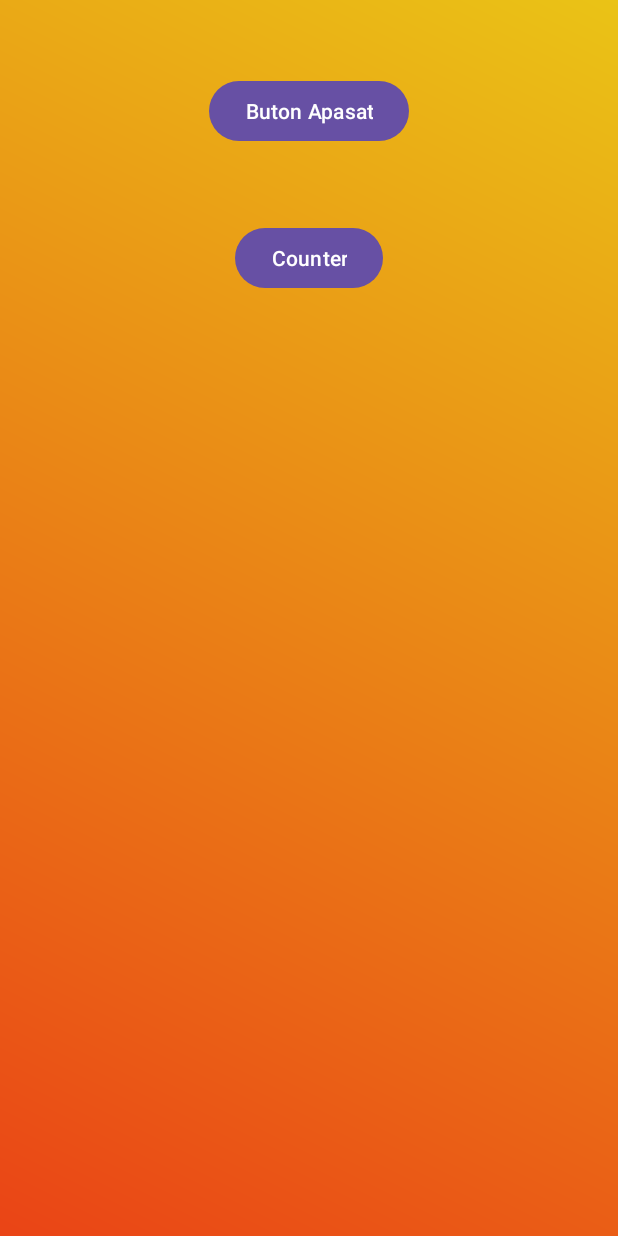
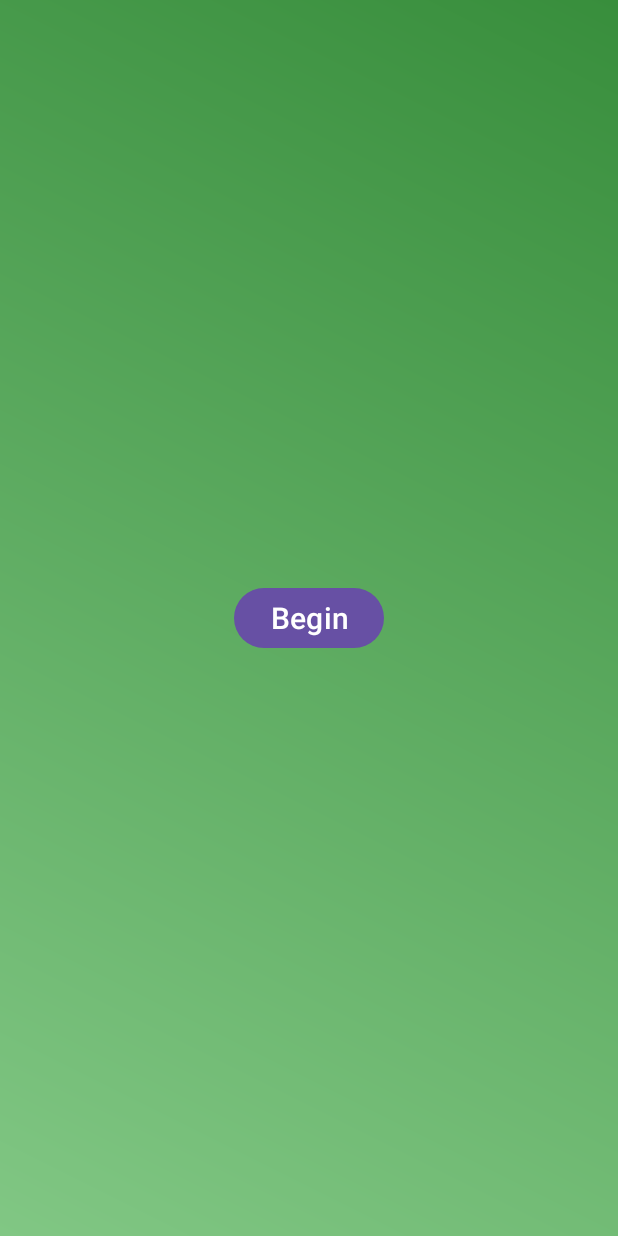
Before and after one commit to Marius-Suteu/MAD-UMFST-Grupa2-Suteu-Marius-Laborator1, an Android app: the screen it shows after launch (MainActivity), on a phone screen of 412 x 824 dp. Run offline under Robolectric (Android 15) with nearby library versions, the phone set to English and light mode, and no system bars.

Commit message:
Add files via upload

```diff
--- /dev/null
+++ b/src/main/java/com/example/activitiesapp/MainActivity.java
@@ -0,0 +1,22 @@
+package com.example.activitiesapp;
+
+import android.content.Intent;
+import android.os.Bundle;
+import android.view.View;
+
+import androidx.appcompat.app.AppCompatActivity;
+
+public class MainActivity extends AppCompatActivity {
+
+    @Override
+    protected void onCreate(Bundle savedInstanceState) {
+        super.onCreate(savedInstanceState);
+        setContentView(R.layout.activity_main);
+    }
+
+    public void openActivity1(View view) {
+        Intent intent = new Intent(this, Activity1.class);
+        startActivity(intent);
+    }
+
+}
--- /dev/null
+++ b/src/main/res/drawable/gradient_background.xml
@@ -0,0 +1,7 @@
+<?xml version="1.0" encoding="utf-8"?>
+<shape xmlns:android="http://schemas.android.com/apk/res/android">
+    <gradient
+        android:startColor="#81C784"
+        android:endColor="#388E3C"
+        android:angle="45" />
+</shape>
--- a/src/main/res/layout/activity_main.xml
+++ b/src/main/res/layout/activity_main.xml
@@ -1,35 +1,17 @@
+<?xml version="1.0" encoding="utf-8"?>
 <RelativeLayout xmlns:android="http://schemas.android.com/apk/res/android"
-    xmlns:tools="http://schemas.android.com/tools"
     android:layout_width="match_parent"
     android:layout_height="match_parent"
-    android:background="@drawable/background_color"
-    tools:context=".MainActivity">
+    android:background="@drawable/gradient_background">
 
     <Button
-        android:id="@+id/buttonMessage"
+        android:id="@+id/center_button"
         android:layout_width="wrap_content"
         android:layout_height="wrap_content"
-        android:layout_centerHorizontal="true"
-        android:layout_marginTop="50dp"
-        android:text="Buton Apasat" />
-
-    <Button
-        android:id="@+id/buttonCounter"
-        android:layout_width="wrap_content"
-        android:layout_height="wrap_content"
-        android:layout_below="@id/buttonMessage"
-        android:layout_centerHorizontal="true"
-        android:layout_marginTop="50dp"
-        android:text="Counter" />
-
-    <TextView
-        android:id="@+id/textView"
-        android:layout_width="wrap_content"
-        android:layout_height="wrap_content"
-        android:layout_below="@id/buttonCounter"
-        android:layout_centerHorizontal="true"
-        android:layout_marginTop="50dp"
-        android:textSize="50sp"
-        android:text="" />
+        android:textColor="@color/white"
+        android:textSize="20dp"
+        android:text="Begin"
+        android:layout_centerInParent="true"
+        android:onClick="openActivity1" />
 
 </RelativeLayout>
--- a/src/main/res/values-night/themes.xml
+++ b/src/main/res/values-night/themes.xml
@@ -1,6 +1,6 @@
 <resources xmlns:tools="http://schemas.android.com/tools">
     <!-- Base application theme. -->
-    <style name="Base.Theme.Laborator3" parent="Theme.Material3.DayNight.NoActionBar">
+    <style name="Base.Theme.ActivitiesApp" parent="Theme.Material3.DayNight.NoActionBar">
         <!-- Customize your dark theme here. -->
         <!-- <item name="colorPrimary">@color/my_dark_primary</item> -->
     </style>
--- a/src/main/res/values/themes.xml
+++ b/src/main/res/values/themes.xml
@@ -1,9 +1,9 @@
 <resources xmlns:tools="http://schemas.android.com/tools">
     <!-- Base application theme. -->
-    <style name="Base.Theme.Laborator3" parent="Theme.Material3.DayNight.NoActionBar">
+    <style name="Base.Theme.ActivitiesApp" parent="Theme.Material3.DayNight.NoActionBar">
         <!-- Customize your light theme here. -->
         <!-- <item name="colorPrimary">@color/my_light_primary</item> -->
     </style>
 
-    <style name="Theme.Laborator3" parent="Base.Theme.Laborator3" />
+    <style name="Theme.ActivitiesApp" parent="Base.Theme.ActivitiesApp" />
 </resources>
```
Also changed, not shown: src/main/AndroidManifest.xml (+16 -6 lines), src/main/java/com/example/activitiesapp/Activity1.java (added, +34 -0 lines), src/main/java/com/example/activitiesapp/Activity2.java (added, +34 -0 lines), src/main/java/com/example/activitiesapp/Activity3.java (added, +23 -0 lines), src/main/res/layout/activity_activity1.xml (added, +57 -0 lines), src/main/res/layout/activity_activity2.xml (added, +58 -0 lines), src/main/res/layout/activity_activity3.xml (added, +49 -0 lines), src/main/res/values/colors.xml (+7 -3 lines), src/main/res/values/strings.xml (+24 -1 lines), src/main/res/drawable/activities.png (added), src/main/res/drawable/image_activity1.jpeg (added), src/main/res/drawable/image_activity2.jpeg (added), src/main/res/drawable/image_activity3.jpeg (added), 2 other files.
